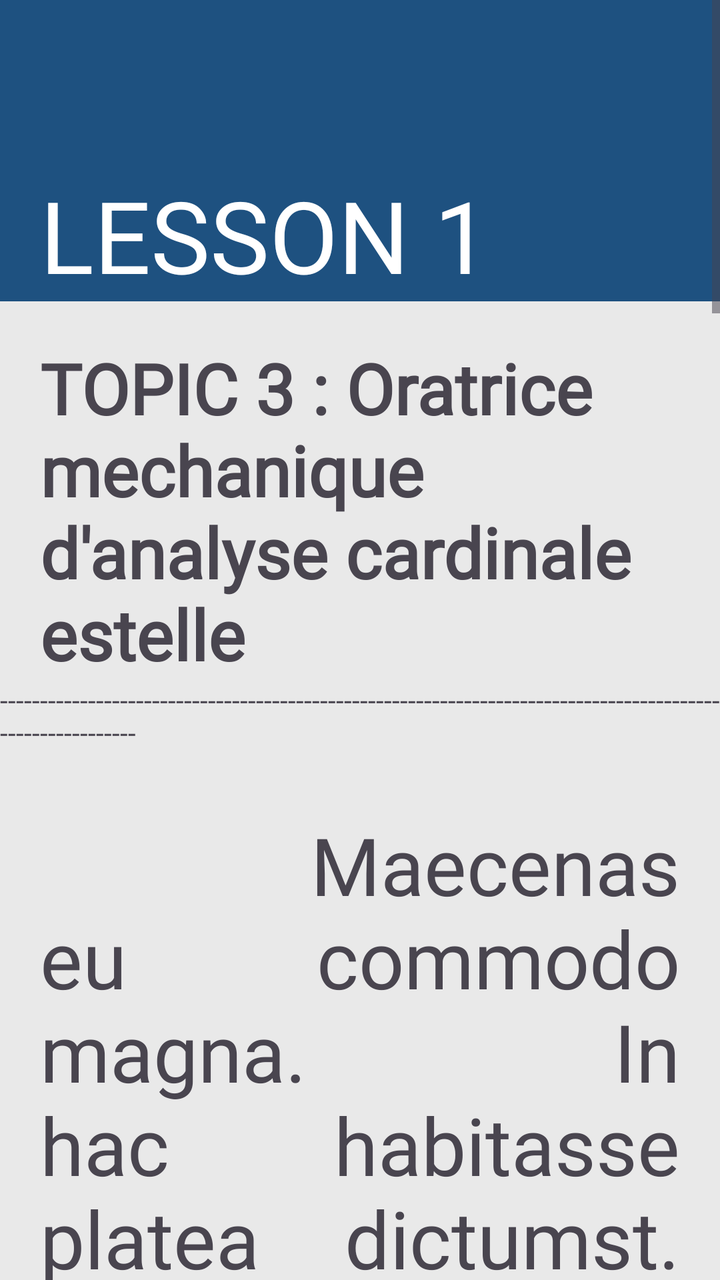
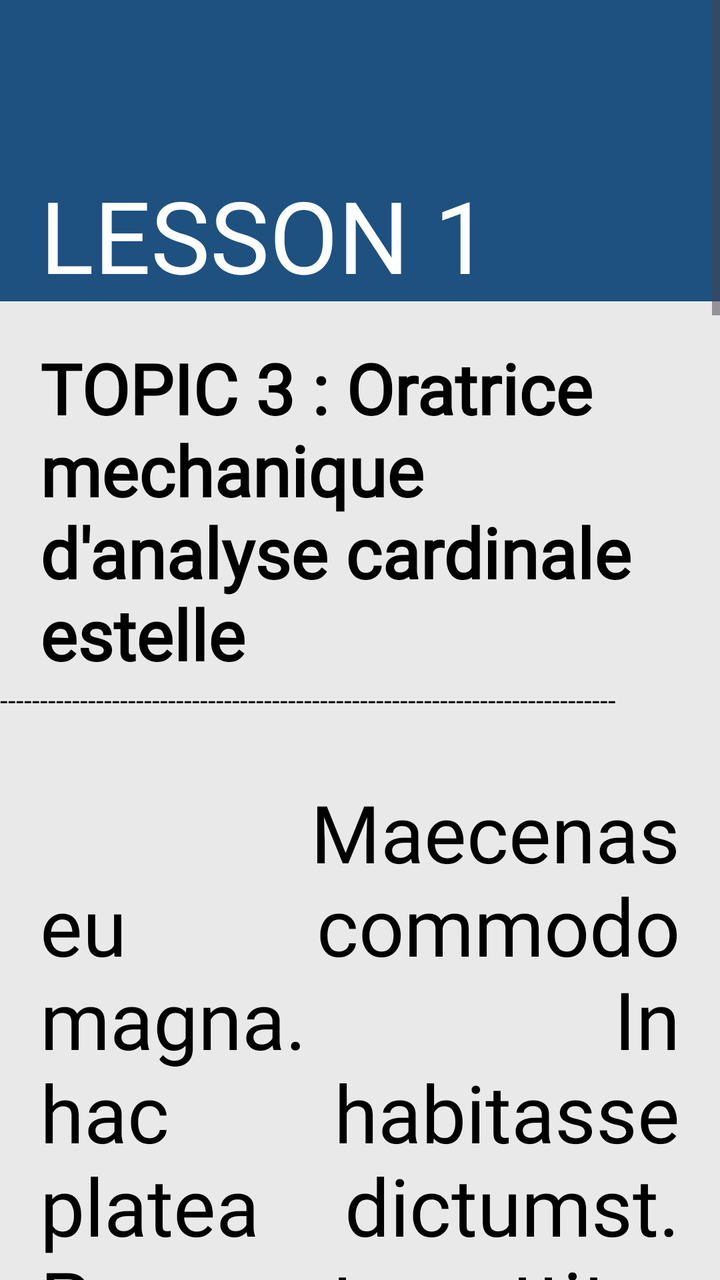

Two renders of the same Android screen: before a commit and after it. Below are the layout's source before the change and the commit's diff.
<!-- AndroidManifest.xml: application theme Theme.FinalsApplication -->
<!-- res/layout/view_lesson1_topic3.xml -->
<?xml version="1.0" encoding="utf-8"?>
<androidx.drawerlayout.widget.DrawerLayout xmlns:android="http://schemas.android.com/apk/res/android"
    android:layout_width="match_parent"
    android:layout_height="match_parent"
    xmlns:tools="http://schemas.android.com/tools"
    xmlns:app="http://schemas.android.com/apk/res-auto"
    android:id="@+id/drawer_layout"
    android:background="#e9e9e9"
    android:fitsSystemWindows="true"
    tools:openDrawer="start">

    <com.google.android.material.navigation.NavigationView
        android:layout_width="240dp"
        android:layout_height="match_parent"
        android:id="@+id/nav_view"
        app:headerLayout="@layout/header"
        app:menu="@menu/lessons_menu"
        android:focusable="true"
        android:clickable="true"
        android:layout_gravity="start"/>

    <ScrollView
        android:id="@+id/LessonView3ScrollView"
        android:layout_width="409dp"
        android:layout_height="729dp"
        tools:layout_editor_absoluteX="1dp"
        tools:layout_editor_absoluteY="1dp">

        <LinearLayout
            android:layout_width="match_parent"
            android:layout_height="wrap_content"
            android:orientation="vertical">

            <androidx.appcompat.widget.Toolbar
                android:id="@+id/toolbar"
                android:layout_width="match_parent"
                android:layout_height="wrap_content"
                android:elevation="4dp"
                android:background="#1e5180">
            </androidx.appcompat.widget.Toolbar>


            <LinearLayout
                android:layout_width="match_parent"
                android:layout_height="wrap_content"
                android:layout_alignParentTop="true"
                android:background="#1e5180">

                <TextView
                    android:id="@+id/textViewLesson1"
                    android:layout_width="wrap_content"
                    android:layout_height="wrap_content"
                    android:layout_marginStart="20dp"
                    android:layout_marginTop="20dp"
                    android:fontFamily="@font/roboto_black"
                    android:text="LESSON 1"
                    android:textColor="@color/white"
                    android:textSize="50sp" />
            </LinearLayout>


            <TextView
                android:id="@+id/textViewTopic3"
                android:layout_width="wrap_content"
                android:layout_height="wrap_content"
                android:layout_marginStart="20dp"
                android:layout_marginTop="20dp"
                android:text="TOPIC 3 : Oratrice mechanique d'analyse cardinale estelle"
                android:fontFamily="@font/roboto_light"
                android:textSize="35sp"
                android:textStyle="bold"/>

            <TextView
                android:id="@+id/textView8"
                android:layout_width="match_parent"
                android:layout_height="wrap_content"
                android:text="-----------------------------------------------------------------------------------------------------------"
                />

            <TextView
                android:id="@+id/textViewParagraph3"
                android:layout_width="wrap_content"
                android:layout_height="wrap_content"
                android:layout_below="@+id/textViewLesson1"
                android:layout_marginStart="20dp"
                android:layout_marginTop="30dp"
                android:layout_marginEnd="20dp"
                android:fontFamily="@font/roboto_light"
                android:justificationMode="inter_word"
                android:text=" Maecenas eu commodo magna. In hac habitasse platea dictumst. Praesent porttitor est gravida, viverra augue et, tristique odio. Sed lacinia mi ut nisi tempus, ac blandit nunc blandit. Ut bibendum blandit tincidunt. In maximus, turpis placerat vestibulum lobortis, purus sapien venenatis risus. Curabitur vulputate suscipit arcu eget bibendum. Lorem ipsum dolor sit amet, consectetur adipiscing elit. , eu vehicula felis sapien a ligula. Nulla in aliquet urna, ac laoreet tellus. Sed blandit ultrices efficitur. Integer eleifend cursus sapien, non lobortis nisi vestibulum ac. Aenean et sem porta turpis dapibus tempor in in nibh. Suspendisse laoreet purus nec est semper, id mattis mauris volutpat."
                android:textSize="40sp" />

            <LinearLayout
                android:layout_width="match_parent"
                android:layout_height="100dip"
                android:layout_alignParentBottom="true"
                android:background="#a8b4d8">

                <ImageButton
                    android:id="@+id/imageButtonBackVL1"
                    android:layout_width="76dp"
                    android:layout_height="wrap_content"
                    android:layout_marginStart="20dp"
                    android:layout_marginTop="20dp"
                    android:layout_marginBottom="20dp"
                    android:background="?android:attr/selectableItemBackground"
                    android:scaleType="fitCenter"
                    android:src="@drawable/arrowleft" />

                <ImageButton
                    android:id="@+id/imageButtonNextVL1"
                    android:layout_width="76dp"
                    android:layout_height="wrap_content"
                    android:layout_marginStart="210dp"
                    android:layout_marginTop="20dp"
                    android:layout_marginBottom="20dp"
                    android:background="?android:attr/selectableItemBackground"
                    android:scaleType="fitCenter"
                    android:src="@drawable/arrowright" />
            </LinearLayout>

        </LinearLayout>
    </ScrollView>
</androidx.drawerlayout.widget.DrawerLayout>
<!-- res/layout/header.xml (included above) -->
<?xml version="1.0" encoding="utf-8"?>
<RelativeLayout xmlns:android="http://schemas.android.com/apk/res/android"
    xmlns:app="http://schemas.android.com/apk/res-auto"
    xmlns:tools="http://schemas.android.com/tools"
    android:layout_width="match_parent"
    android:layout_height="150dp"
    android:background="@color/ourBlue"
    android:gravity="bottom"
    android:padding="20dp"
    tools:context=".Header">

    <TextView
        android:id="@+id/textView"
        android:layout_width="wrap_content"
        android:layout_height="wrap_content"
        android:text="Lesson View"
        android:textColor="@color/white"
        android:textSize="30dp"
        android:textStyle="bold" />

</RelativeLayout>
<!-- resources referenced by this layout -->
<resources>
  <color name="ourBlue">#1e5180</color>
  <color name="white">#FFFFFFFF</color>
  <!-- drawable arrowleft: png bitmap (drawable, 16559 bytes) -->
  <!-- drawable arrowright: png bitmap (drawable, 12630 bytes) -->
  <style name="Theme.FinalsApplication" parent="Base.Theme.FinalsApplication" />
  <style name="Base.Theme.FinalsApplication" parent="Theme.Material3.DayNight.NoActionBar">
          
          
          <item name="android:statusBarColor">#00000000</item>
      </style>
</resources>

<!-- the commit's change to res/layout/view_lesson1_topic3.xml (unified diff, before → after) -->
@@ -68,13 +68,15 @@
                 android:text="TOPIC 3 : Oratrice mechanique d'analyse cardinale estelle"
                 android:fontFamily="@font/roboto_light"
                 android:textSize="35sp"
+                android:textColor="@color/black"
                 android:textStyle="bold"/>
 
             <TextView
                 android:id="@+id/textView8"
                 android:layout_width="match_parent"
                 android:layout_height="wrap_content"
-                android:text="-----------------------------------------------------------------------------------------------------------"
+                android:textColor="@color/black"
+                android:text="-----------------------------------------------------------------------------"
                 />
 
             <TextView
@@ -84,6 +86,7 @@
                 android:layout_below="@+id/textViewLesson1"
                 android:layout_marginStart="20dp"
                 android:layout_marginTop="30dp"
+                android:textColor="@color/black"
                 android:layout_marginEnd="20dp"
                 android:fontFamily="@font/roboto_light"
                 android:justificationMode="inter_word"
<!-- resource entries referenced after the edit -->
@@ -1,5 +1,6 @@
 <!-- resources referenced by this layout -->
 <resources>
+  <color name="black">#000000</color>
   <color name="ourBlue">#1e5180</color>
   <color name="white">#FFFFFFFF</color>
   <!-- drawable arrowleft: png bitmap (drawable, 16559 bytes) -->
